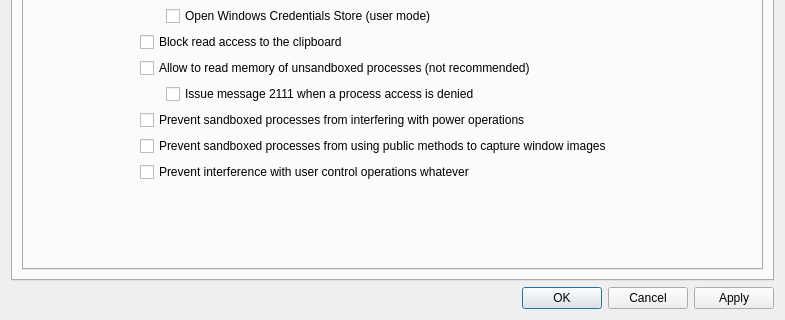
Qt form SandboxiePlus/SandMan/Forms/OptionsWindow.ui (sandboxie-plus/Sandboxie) before a commit; both pictures show x 0 to 785 and y 219 to 539 of the 785 by 539 pixel window.
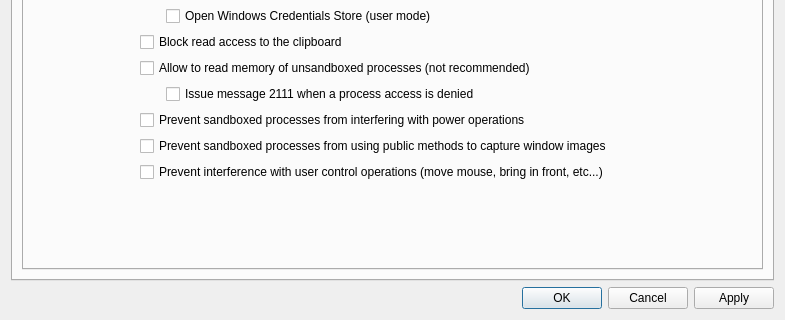
The same form after that commit.

Patch:
```diff
--- a/SandboxiePlus/SandMan/Forms/OptionsWindow.ui
+++ b/SandboxiePlus/SandMan/Forms/OptionsWindow.ui
@@ -805,7 +805,7 @@
              <item row="11" column="1" colspan="2">
               <widget class="QCheckBox" name="chkUserOperation">
                <property name="text">
-                <string>Prevent interference with user control operations whatever</string>
+                <string>Prevent interference with user control operations (move mouse, bring in front, etc...)</string>
                </property>
               </widget>
              </item>
```
